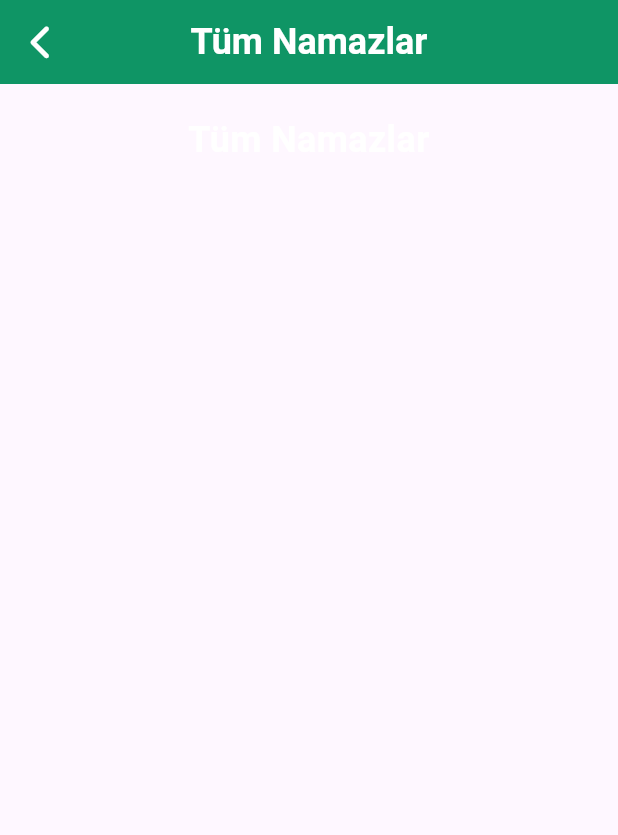
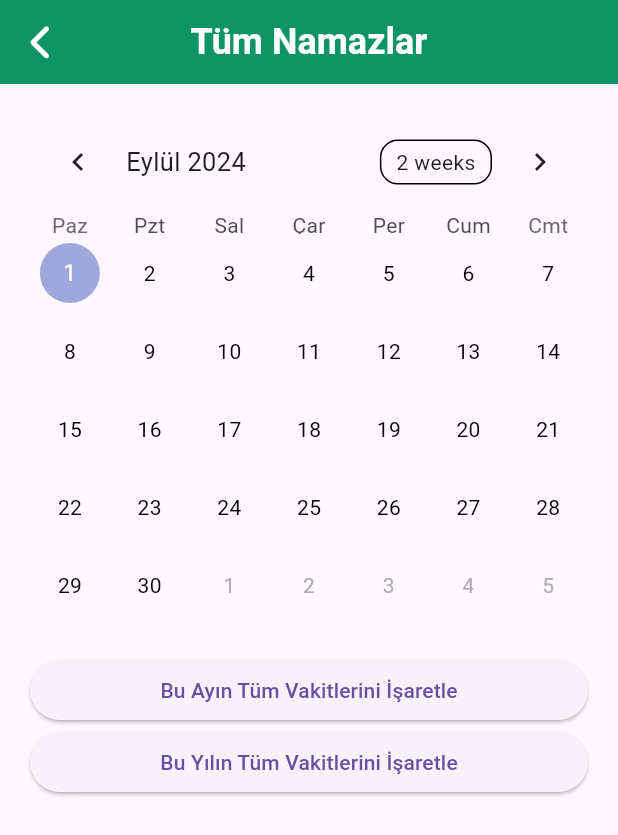
Before and after one commit to yunusyavuz16/mescidgo, a Flutter app: the UserPrayerTimesScreen screen opened by its route, on a phone screen of 412 x 824 dp. Shown: the top 835 px of the screen. Run offline on Flutter 3.47's test engine with Material 3 defaults, Android fonts, the phone set to English and light mode, and no system bars; drawn by our look-alikes of table_calendar; our stand-ins replace firebase_auth, firebase_core, firebase_database, font_awesome_flutter, google_sign_in, sign_in_with_apple; accounts and stored records are empty; network calls fail.

Commit message:
user calendar

```diff
--- a/lib/core/constants/styles.dart
+++ b/lib/core/constants/styles.dart
@@ -20,13 +20,13 @@ class Styles {
   );
 
   static const TextStyle buttonTextStyle = TextStyle(
-    fontSize: 14.0,
+    fontSize: 12.0,
     color: Colors.black87,
     backgroundColor: Colors.white
   );
 
   static const TextStyle successTextStyleSmall = TextStyle(
-    fontSize: 14.0,
+    fontSize: 12.0,
     color: Colors.white,
   );
 
--- a/lib/features/home/presentation/widgets/prayer_times_buttons.dart
+++ b/lib/features/home/presentation/widgets/prayer_times_buttons.dart
@@ -119,7 +119,7 @@ class PrayerTimesButtons extends StatelessWidget {
                       child: Row(
                         children: [
                           Text(
-                            '',
+                            'Tümünü Gör',
                             style: TextStyle(
                               color: AppColors.primaryGreen,
                               fontWeight: FontWeight.bold,
--- a/lib/features/userPrayerTimes/presentation/screens/user_prayer_times_screen.dart
+++ b/lib/features/userPrayerTimes/presentation/screens/user_prayer_times_screen.dart
@@ -1,8 +1,81 @@
 import 'package:flutter/material.dart';
-import 'package:mescidgo/core/constants/styles.dart';
+import 'package:mescidgo/core/constants/colors.dart';
+import 'package:table_calendar/table_calendar.dart';
 import 'package:mescidgo/core/widgets/custom_app_bar.dart';
 
-class UserPrayerTimesScreen extends StatelessWidget {
+class UserPrayerTimesScreen extends StatefulWidget {
+  @override
+  _UserPrayerTimesScreenState createState() => _UserPrayerTimesScreenState();
+}
+
+class _UserPrayerTimesScreenState extends State<UserPrayerTimesScreen> {
+  CalendarFormat _calendarFormat = CalendarFormat.month;
+  DateTime _focusedDay = DateTime.now();
+  DateTime? _selectedDay;
+
+  Map<String, Map<String, bool>> prayerTimes = {};
+
+  DateTime _stringToDateTime(String dateString) {
+    return DateTime.parse(dateString);
+  }
+
+  String _dateTimeToString(DateTime dateTime) {
+    return dateTime.toIso8601String().split('T').first;
+  }
+
+  void _togglePrayerTime(DateTime day, String prayerName) {
+    String dayString = _dateTimeToString(day);
+    setState(() {
+      if (prayerTimes.containsKey(dayString)) {
+        prayerTimes[dayString]![prayerName] = !prayerTimes[dayString]![prayerName]!;
+      } else {
+        prayerTimes[dayString] = {
+          'sabah': false,
+          'ogle': false,
+          'ikindi': false,
+          'aksam': false,
+          'yatsi': false,
+        };
+        prayerTimes[dayString]![prayerName] = true;
+      }
+    });
+  }
+
+  void _markDayAsPrayed(DateTime day) {
+    String dayString = _dateTimeToString(day);
+    setState(() {
+      prayerTimes[dayString] = {
+        'sabah': true,
+        'ogle': true,
+        'ikindi': true,
+        'aksam': true,
+        'yatsi': true,
+      };
+    });
+  }
+
+  void _markMonthAsPrayed(DateTime firstDayOfMonth) {
+    final lastDayOfMonth = DateTime(firstDayOfMonth.year, firstDayOfMonth.month + 1, 0);
+    setState(() {
+      for (DateTime day = firstDayOfMonth;
+          day.isBefore(lastDayOfMonth) || day.isAtSameMomentAs(lastDayOfMonth);
+          day = day.add(Duration(days: 1))) {
+        _markDayAsPrayed(day);
+      }
+    });
+  }
+
+  void _markYearAsPrayed(DateTime firstDayOfYear) {
+    final lastDayOfYear = DateTime(firstDayOfYear.year + 1, 1, 0);
+    setState(() {
+      for (DateTime day = firstDayOfYear;
+          day.isBefore(lastDayOfYear) || day.isAtSameMomentAs(lastDayOfYear);
+          day = day.add(Duration(days: 1))) {
+        _markDayAsPrayed(day);
+      }
+    });
+  }
+
   @override
   Widget build(BuildContext context) {
     return Scaffold(
@@ -13,10 +86,60 @@ class UserPrayerTimesScreen extends StatelessWidget {
         child: Column(
           crossAxisAlignment: CrossAxisAlignment.stretch,
           children: [
-            Text(
-              'Tüm Namazlar',
-              style: Styles.titleTextStyle,
-              textAlign: TextAlign.center,
+            TableCalendar(
+              locale: 'tr_TR', // Takvimi Türkçeye çevirir
+              firstDay: DateTime.utc(2000, 1, 1),
+              lastDay: DateTime.utc(2100, 12, 31),
+              focusedDay: _focusedDay,
+              calendarFormat: _calendarFormat,
+              selectedDayPredicate: (day) {
+                return isSameDay(_selectedDay, day);
+              },
+              onDaySelected: (selectedDay, focusedDay) {
+                setState(() {
+                  _selectedDay = selectedDay;
+                  _focusedDay = focusedDay;
+                  _markDayAsPrayed(selectedDay);
+                });
+              },
+              onPageChanged: (focusedDay) {
+                _focusedDay = focusedDay;
+              },
+              calendarBuilders: CalendarBuilders(
+                defaultBuilder: (context, day, focusedDay) {
+                  final isPrayed = prayerTimes[_dateTimeToString(day)]
+                      ?.values
+                      .every((e) => e) ??
+                      false;
+                  return Container(
+                    margin: const EdgeInsets.all(4.0),
+                    padding: const EdgeInsets.all(8.0),
+                    decoration: BoxDecoration(
+                      color: isPrayed ? AppColors.primaryGreen : null,
+                      borderRadius: BorderRadius.circular(8.0),
+                    ),
+                    child: Center(
+                      child: Text(
+                        '${day.day}',
+                        style: TextStyle(color: isPrayed ? Colors.white : Colors.black),
+                      ),
+                    ),
+                  );
+                },
+              ),
+            ),
+            SizedBox(height: 20),
+            ElevatedButton(
+              onPressed: () {
+                _markMonthAsPrayed(DateTime(_focusedDay.year, _focusedDay.month, 1));
+              },
+              child: Text('Bu Ayın Tüm Vakitlerini İşaretle'),
+            ),
+            ElevatedButton(
+              onPressed: () {
+                _markYearAsPrayed(DateTime(_focusedDay.year, 1, 1));
+              },
+              child: Text('Bu Yılın Tüm Vakitlerini İşaretle'),
             ),
           ],
         ),
--- a/pubspec.yaml
+++ b/pubspec.yaml
@@ -50,6 +50,7 @@ dependencies:
   sign_in_with_apple: ^6.1.2
   firebase_database: ^11.1.0
   font_awesome_flutter: ^10.7.0
+  table_calendar: ^3.1.2
 
 dev_dependencies:
   flutter_test:
```
Also changed, not shown: pubspec.lock.
